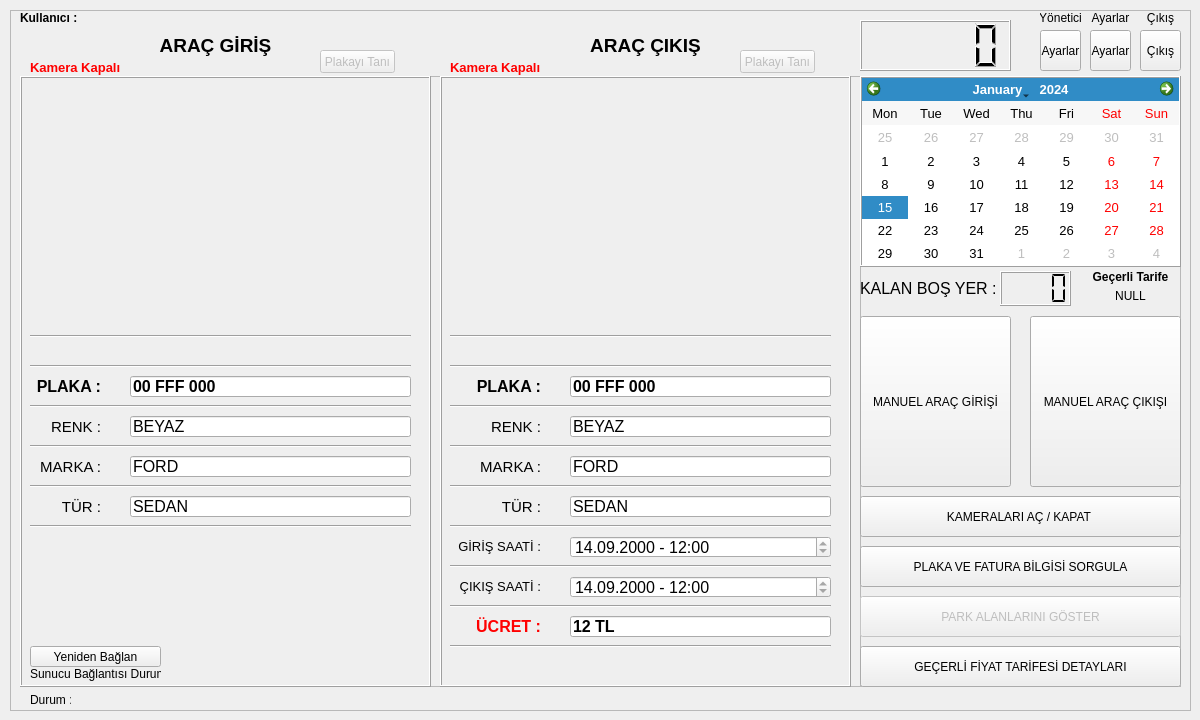
First picture: the form in forms/applicationwindow.ui, repository ydcpp/ParkingLotManagement, before the edit.
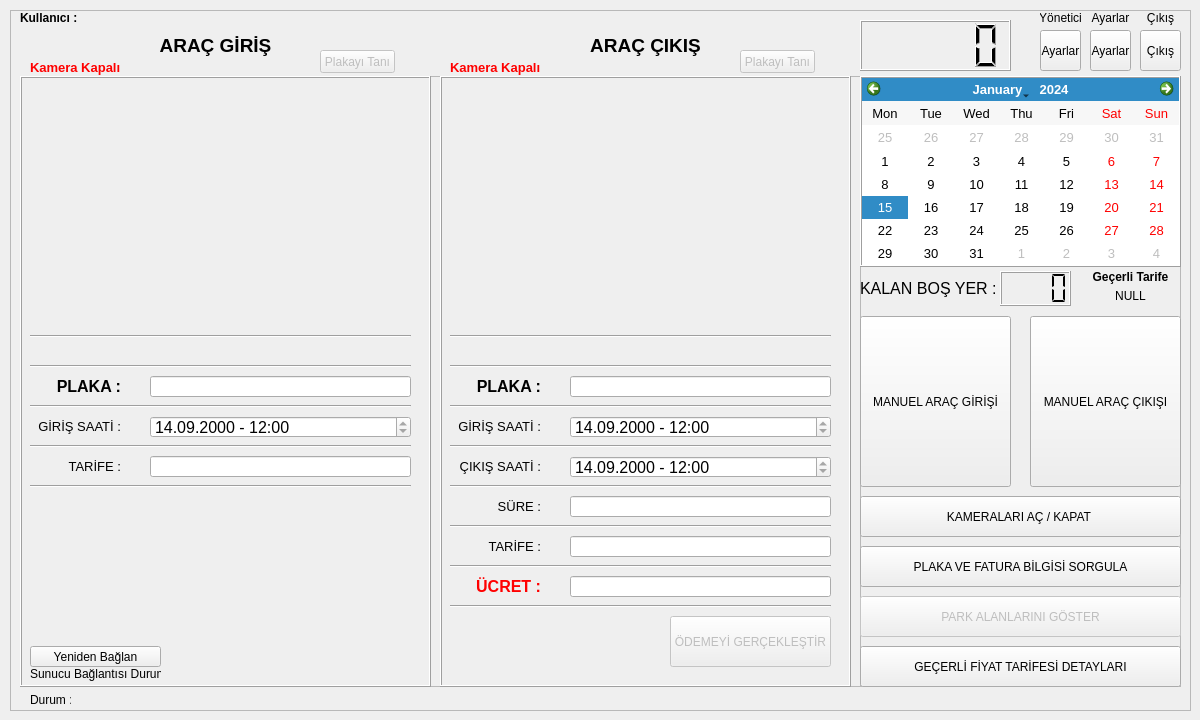
Second picture: the form after the edit. Icons and pictures are not drawn. Custom widgets are drawn as their Qt base class.

The edit to the form file:
```diff
--- a/forms/applicationwindow.ui
+++ b/forms/applicationwindow.ui
@@ -387,7 +387,7 @@
        <rect>
         <x>10</x>
         <y>300</y>
-        <width>71</width>
+        <width>91</width>
         <height>21</height>
        </rect>
       </property>
@@ -405,61 +405,15 @@
        <set>Qt::AlignRight|Qt::AlignTrailing|Qt::AlignVCenter</set>
       </property>
      </widget>
-     <widget class="QLabel" name="label_7">
-      <property name="geometry">
-       <rect>
-        <x>10</x>
-        <y>340</y>
-        <width>71</width>
-        <height>21</height>
-       </rect>
-      </property>
-      <property name="font">
-       <font>
-        <pointsize>11</pointsize>
-        <weight>50</weight>
-        <bold>false</bold>
-       </font>
-      </property>
-      <property name="text">
-       <string>RENK :</string>
-      </property>
-      <property name="alignment">
-       <set>Qt::AlignRight|Qt::AlignTrailing|Qt::AlignVCenter</set>
-      </property>
-     </widget>
-     <widget class="QLabel" name="label_8">
-      <property name="geometry">
-       <rect>
-        <x>10</x>
-        <y>380</y>
-        <width>71</width>
-        <height>21</height>
-       </rect>
-      </property>
-      <property name="font">
-       <font>
-        <pointsize>11</pointsize>
-        <weight>50</weight>
-        <bold>false</bold>
-       </font>
-      </property>
-      <property name="text">
-       <string>MARKA :</string>
-      </property>
-      <property name="alignment">
-       <set>Qt::AlignRight|Qt::AlignTrailing|Qt::AlignVCenter</set>
-      </property>
-     </widget>
      <widget class="QLineEdit" name="lineEdit_in_plate">
       <property name="enabled">
        <bool>true</bool>
       </property>
       <property name="geometry">
        <rect>
-        <x>110</x>
+        <x>130</x>
         <y>300</y>
-        <width>281</width>
+        <width>261</width>
         <height>21</height>
        </rect>
       </property>
@@ -471,61 +425,7 @@
        </font>
       </property>
       <property name="text">
-       <string>00 FFF 000</string>
-      </property>
-      <property name="frame">
-       <bool>true</bool>
-      </property>
-      <property name="readOnly">
-       <bool>true</bool>
-      </property>
-     </widget>
-     <widget class="QLineEdit" name="lineEdit_in_color">
-      <property name="enabled">
-       <bool>true</bool>
-      </property>
-      <property name="geometry">
-       <rect>
-        <x>110</x>
-        <y>340</y>
-        <width>281</width>
-        <height>21</height>
-       </rect>
-      </property>
-      <property name="font">
-       <font>
-        <pointsize>12</pointsize>
-       </font>
-      </property>
-      <property name="text">
-       <string>BEYAZ</string>
-      </property>
-      <property name="frame">
-       <bool>true</bool>
-      </property>
-      <property name="readOnly">
-       <bool>true</bool>
-      </property>
-     </widget>
-     <widget class="QLineEdit" name="lineEdit_in_model">
-      <property name="enabled">
-       <bool>true</bool>
-      </property>
-      <property name="geometry">
-       <rect>
-        <x>110</x>
-        <y>380</y>
-        <width>281</width>
-        <height>21</height>
-       </rect>
-      </property>
-      <property name="font">
-       <font>
-        <pointsize>12</pointsize>
-       </font>
-      </property>
-      <property name="text">
-       <string>FORD</string>
+       <string/>
       </property>
       <property name="frame">
        <bool>true</bool>
@@ -573,69 +473,6 @@
        <enum>Qt::Horizontal</enum>
       </property>
      </widget>
-     <widget class="QLineEdit" name="lineEdit_in_type">
-      <property name="enabled">
-       <bool>true</bool>
-      </property>
-      <property name="geometry">
-       <rect>
-        <x>110</x>
-        <y>420</y>
-        <width>281</width>
-        <height>21</height>
-       </rect>
-      </property>
-      <property name="font">
-       <font>
-        <pointsize>12</pointsize>
-       </font>
-      </property>
-      <property name="text">
-       <string>SEDAN</string>
-      </property>
-      <property name="frame">
-       <bool>true</bool>
-      </property>
-      <property name="readOnly">
-       <bool>true</bool>
-      </property>
-     </widget>
-     <widget class="Line" name="line_4">
-      <property name="geometry">
-       <rect>
-        <x>10</x>
-        <y>440</y>
-        <width>381</width>
-        <height>20</height>
-       </rect>
-      </property>
-      <property name="orientation">
-       <enum>Qt::Horizontal</enum>
-      </property>
-     </widget>
-     <widget class="QLabel" name="label_9">
-      <property name="geometry">
-       <rect>
-        <x>10</x>
-        <y>420</y>
-        <width>71</width>
-        <height>21</height>
-       </rect>
-      </property>
-      <property name="font">
-       <font>
-        <pointsize>11</pointsize>
-        <weight>50</weight>
-        <bold>false</bold>
-       </font>
-      </property>
-      <property name="text">
-       <string>TÜR :</string>
-      </property>
-      <property name="alignment">
-       <set>Qt::AlignRight|Qt::AlignTrailing|Qt::AlignVCenter</set>
-      </property>
-     </widget>
      <widget class="QPushButton" name="pushButton_reconnect">
       <property name="geometry">
        <rect>
@@ -732,6 +569,138 @@
        <set>Qt::AlignCenter</set>
       </property>
      </widget>
+     <widget class="QDateTimeEdit" name="dateTimeEdit_in_vehiclein">
+      <property name="enabled">
+       <bool>true</bool>
+      </property>
+      <property name="geometry">
+       <rect>
+        <x>130</x>
+        <y>340</y>
+        <width>261</width>
+        <height>22</height>
+       </rect>
+      </property>
+      <property name="font">
+       <font>
+        <pointsize>12</pointsize>
+       </font>
+      </property>
+      <property name="wrapping">
+       <bool>false</bool>
+      </property>
+      <property name="frame">
+       <bool>true</bool>
+      </property>
+      <property name="readOnly">
+       <bool>true</bool>
+      </property>
+      <property name="keyboardTracking">
+       <bool>false</bool>
+      </property>
+      <property name="showGroupSeparator" stdset="0">
+       <bool>false</bool>
+      </property>
+      <property name="dateTime">
+       <datetime>
+        <hour>12</hour>
+        <minute>0</minute>
+        <second>0</second>
+        <year>2000</year>
+        <month>9</month>
+        <day>14</day>
+       </datetime>
+      </property>
+      <property name="minimumDateTime">
+       <datetime>
+        <hour>0</hour>
+        <minute>0</minute>
+        <second>0</second>
+        <year>1999</year>
+        <month>9</month>
+        <day>14</day>
+       </datetime>
+      </property>
+      <property name="currentSection">
+       <enum>QDateTimeEdit::DaySection</enum>
+      </property>
+      <property name="displayFormat">
+       <string>dd.MM.yyyy - HH:mm</string>
+      </property>
+     </widget>
+     <widget class="QLineEdit" name="lineEdit_planName_vehiclein">
+      <property name="enabled">
+       <bool>true</bool>
+      </property>
+      <property name="geometry">
+       <rect>
+        <x>130</x>
+        <y>380</y>
+        <width>261</width>
+        <height>21</height>
+       </rect>
+      </property>
+      <property name="font">
+       <font>
+        <pointsize>12</pointsize>
+       </font>
+      </property>
+      <property name="text">
+       <string/>
+      </property>
+      <property name="frame">
+       <bool>true</bool>
+      </property>
+      <property name="readOnly">
+       <bool>true</bool>
+      </property>
+     </widget>
+     <widget class="QLabel" name="label_23">
+      <property name="geometry">
+       <rect>
+        <x>10</x>
+        <y>340</y>
+        <width>91</width>
+        <height>21</height>
+       </rect>
+      </property>
+      <property name="font">
+       <font>
+        <pointsize>10</pointsize>
+        <weight>50</weight>
+        <bold>false</bold>
+       </font>
+      </property>
+      <property name="text">
+       <string>GİRİŞ SAATİ :</string>
+      </property>
+      <property name="alignment">
+       <set>Qt::AlignRight|Qt::AlignTrailing|Qt::AlignVCenter</set>
+      </property>
+     </widget>
+     <widget class="QLabel" name="label_24">
+      <property name="geometry">
+       <rect>
+        <x>10</x>
+        <y>380</y>
+        <width>91</width>
+        <height>21</height>
+       </rect>
+      </property>
+      <property name="font">
+       <font>
+        <pointsize>10</pointsize>
+        <weight>50</weight>
+        <bold>false</bold>
+       </font>
+      </property>
+      <property name="text">
+       <string>TARİFE :</string>
+      </property>
+      <property name="alignment">
+       <set>Qt::AlignRight|Qt::AlignTrailing|Qt::AlignVCenter</set>
+      </property>
+     </widget>
     </widget>
     <widget class="QFrame" name="frame_exit">
      <property name="geometry">
@@ -748,42 +717,6 @@
      <property name="frameShadow">
       <enum>QFrame::Raised</enum>
      </property>
-     <widget class="Line" name="line_5">
-      <property name="geometry">
-       <rect>
-        <x>10</x>
-        <y>360</y>
-        <width>381</width>
-        <height>20</height>
-       </rect>
-      </property>
-      <property name="orientation">
-       <enum>Qt::Horizontal</enum>
-      </property>
-     </widget>
-     <widget class="QLabel" name="label_10">
-      <property name="geometry">
-       <rect>
-        <x>10</x>
-        <y>340</y>
-        <width>91</width>
-        <height>21</height>
-       </rect>
-      </property>
-      <property name="font">
-       <font>
-        <pointsize>11</pointsize>
-        <weight>50</weight>
-        <bold>false</bold>
-       </font>
-      </property>
-      <property name="text">
-       <string>RENK :</string>
-      </property>
-      <property name="alignment">
-       <set>Qt::AlignRight|Qt::AlignTrailing|Qt::AlignVCenter</set>
-      </property>
-     </widget>
      <widget class="QLineEdit" name="lineEdit_out_plate">
       <property name="enabled">
        <bool>true</bool>
@@ -804,34 +737,7 @@
        </font>
       </property>
       <property name="text">
-       <string>00 FFF 000</string>
-      </property>
-      <property name="frame">
-       <bool>true</bool>
-      </property>
-      <property name="readOnly">
-       <bool>true</bool>
-      </property>
-     </widget>
-     <widget class="QLineEdit" name="lineEdit_out_model">
-      <property name="enabled">
-       <bool>true</bool>
-      </property>
-      <property name="geometry">
-       <rect>
-        <x>130</x>
-        <y>380</y>
-        <width>261</width>
-        <height>21</height>
-       </rect>
-      </property>
-      <property name="font">
-       <font>
-        <pointsize>12</pointsize>
-       </font>
-      </property>
-      <property name="text">
-       <string>FORD</string>
+       <string/>
       </property>
       <property name="frame">
        <bool>true</bool>
@@ -876,33 +782,6 @@
        <set>Qt::AlignRight|Qt::AlignTrailing|Qt::AlignVCenter</set>
       </property>
      </widget>
-     <widget class="QLineEdit" name="lineEdit_out_color">
-      <property name="enabled">
-       <bool>true</bool>
-      </property>
-      <property name="geometry">
-       <rect>
-        <x>130</x>
-        <y>340</y>
-        <width>261</width>
-        <height>21</height>
-       </rect>
-      </property>
-      <property name="font">
-       <font>
-        <pointsize>12</pointsize>
-       </font>
-      </property>
-      <property name="text">
-       <string>BEYAZ</string>
-      </property>
-      <property name="frame">
-       <bool>true</bool>
-      </property>
-      <property name="readOnly">
-       <bool>true</bool>
-      </property>
-     </widget>
      <widget class="Line" name="line_7">
       <property name="geometry">
        <rect>
@@ -934,7 +813,7 @@
        </font>
       </property>
       <property name="text">
-       <string>SEDAN</string>
+       <string/>
       </property>
       <property name="frame">
        <bool>true</bool>
@@ -956,29 +835,6 @@
        <enum>Qt::Horizontal</enum>
       </property>
      </widget>
-     <widget class="QLabel" name="label_12">
-      <property name="geometry">
-       <rect>
-        <x>10</x>
-        <y>380</y>
-        <width>91</width>
-        <height>21</height>
-       </rect>
-      </property>
-      <property name="font">
-       <font>
-        <pointsize>11</pointsize>
-        <weight>50</weight>
-        <bold>false</bold>
-       </font>
-      </property>
-      <property name="text">
-       <string>MARKA :</string>
-      </property>
-      <property name="alignment">
-       <set>Qt::AlignRight|Qt::AlignTrailing|Qt::AlignVCenter</set>
-      </property>
-     </widget>
      <widget class="QLabel" name="label_13">
       <property name="geometry">
        <rect>
@@ -990,13 +846,13 @@
       </property>
       <property name="font">
        <font>
-        <pointsize>11</pointsize>
+        <pointsize>10</pointsize>
         <weight>50</weight>
         <bold>false</bold>
        </font>
       </property>
       <property name="text">
-       <string>TÜR :</string>
+       <string>SÜRE :</string>
       </property>
       <property name="alignment">
        <set>Qt::AlignRight|Qt::AlignTrailing|Qt::AlignVCenter</set>
@@ -1006,7 +862,7 @@
       <property name="geometry">
        <rect>
         <x>10</x>
-        <y>460</y>
+        <y>340</y>
         <width>91</width>
         <height>21</height>
        </rect>
@@ -1029,7 +885,7 @@
       <property name="geometry">
        <rect>
         <x>10</x>
-        <y>480</y>
+        <y>360</y>
         <width>381</width>
         <height>20</height>
        </rect>
@@ -1042,7 +898,7 @@
       <property name="geometry">
        <rect>
         <x>10</x>
-        <y>500</y>
+        <y>380</y>
         <width>91</width>
         <height>21</height>
        </rect>
@@ -1081,7 +937,7 @@
       <property name="geometry">
        <rect>
         <x>130</x>
-        <y>460</y>
+        <y>340</y>
         <width>261</width>
         <height>22</height>
        </rect>
@@ -1140,7 +996,7 @@
       <property name="geometry">
        <rect>
         <x>130</x>
-        <y>500</y>
+        <y>380</y>
         <width>261</width>
         <height>22</height>
        </rect>
@@ -1196,7 +1052,7 @@
       <property name="geometry">
        <rect>
         <x>10</x>
-        <y>560</y>
+        <y>480</y>
         <width>381</width>
         <height>20</height>
        </rect>
@@ -1209,7 +1065,7 @@
       <property name="geometry">
        <rect>
         <x>10</x>
-        <y>540</y>
+        <y>500</y>
         <width>91</width>
         <height>21</height>
        </rect>
@@ -1238,7 +1094,7 @@
       <property name="geometry">
        <rect>
         <x>130</x>
-        <y>540</y>
+        <y>500</y>
         <width>261</width>
         <height>21</height>
        </rect>
@@ -1251,7 +1107,7 @@
        </font>
       </property>
       <property name="text">
-       <string>12 TL</string>
+       <string/>
       </property>
       <property name="frame">
        <bool>true</bool>
@@ -1317,6 +1173,77 @@
        <set>Qt::AlignCenter</set>
       </property>
      </widget>
+     <widget class="QLabel" name="label_16">
+      <property name="geometry">
+       <rect>
+        <x>10</x>
+        <y>460</y>
+        <width>91</width>
+        <height>21</height>
+       </rect>
+      </property>
+      <property name="font">
+       <font>
+        <pointsize>10</pointsize>
+        <weight>50</weight>
+        <bold>false</bold>
+       </font>
+      </property>
+      <property name="text">
+       <string>TARİFE :</string>
+      </property>
+      <property name="alignment">
+       <set>Qt::AlignRight|Qt::AlignTrailing|Qt::AlignVCenter</set>
+      </property>
+     </widget>
+     <widget class="QLineEdit" name="lineEdit_planName">
+      <property name="enabled">
+       <bool>true</bool>
+      </property>
+      <property name="geometry">
+       <rect>
+        <x>130</x>
+        <y>460</y>
+        <width>261</width>
+        <height>21</height>
+       </rect>
+      </property>
+      <property name="font">
+       <font>
+        <pointsize>12</pointsize>
+       </font>
+      </property>
+      <property name="text">
+       <string/>
+      </property>
+      <property name="frame">
+       <bool>true</bool>
+      </property>
+      <property name="readOnly">
+       <bool>true</bool>
+      </property>
+     </widget>
+     <widget class="QPushButton" name="pushButton_completepayment">
+      <property name="enabled">
+       <bool>false</bool>
+      </property>
+      <property name="geometry">
+       <rect>
+        <x>230</x>
+        <y>540</y>
+        <width>161</width>
+        <height>51</height>
+       </rect>
+      </property>
+      <property name="font">
+       <font>
+        <pointsize>9</pointsize>
+       </font>
+      </property>
+      <property name="text">
+       <string>ÖDEMEYİ GERÇEKLEŞTİR</string>
+      </property>
+     </widget>
     </widget>
    </widget>
    <widget class="QToolButton" name="toolButton_settings">
```
Left out of the diff: 2 changed lines with no effect on the pictures.
